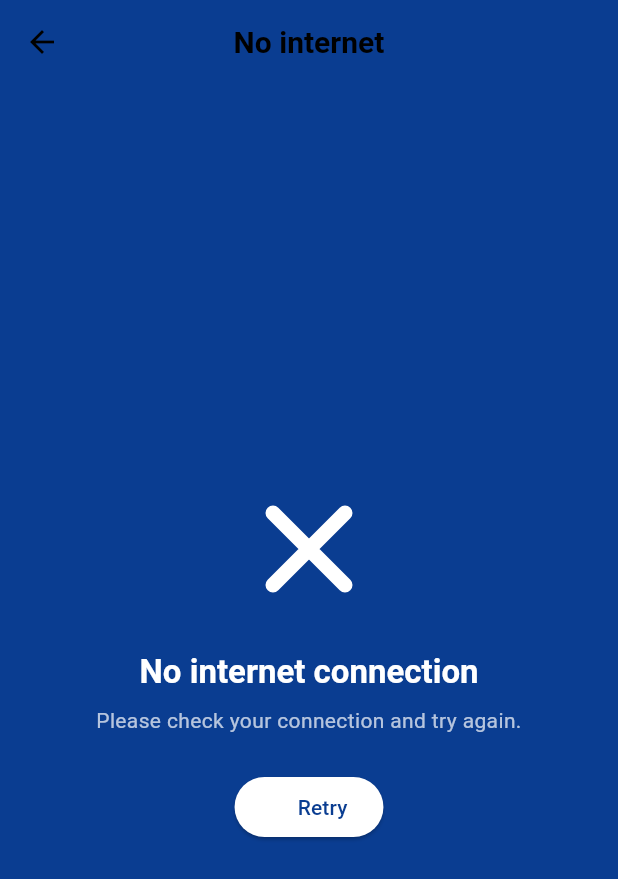
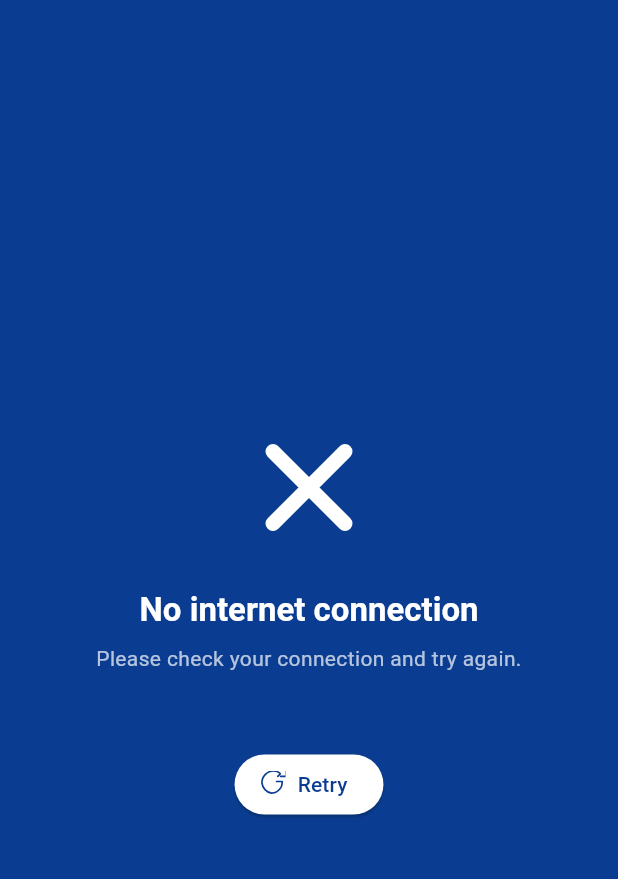
Before and after one commit to barshanpoddar/campusOwl-new, a Flutter app: the NoInternetScreen screen opened by its route, on a phone screen of 412 x 824 dp. Shown: the top 879 px of the screen. Run offline on Flutter 3.47's test engine with Material 3 defaults, Android fonts, the phone set to English and light mode, and no system bars; our stand-ins replace flutter_svg, internet_connection_checker, shared_preferences; accounts and stored records are empty; Roboto replaces fonts that are missing (Poppins).

Commit message:
Refactor: Improve theme loading logic to default to light theme when no preference is stored

```diff
--- a/lib/providers/theme_provider.dart
+++ b/lib/providers/theme_provider.dart
@@ -12,8 +12,13 @@ class ThemeProvider with ChangeNotifier {
 
   Future<void> _loadThemeMode() async {
     final prefs = await SharedPreferences.getInstance();
-    final themeIndex = prefs.getInt('themeMode') ?? 0;
-    _themeMode = ThemeMode.values[themeIndex];
+    final stored = prefs.getInt('themeMode');
+    if (stored != null && stored >= 0 && stored < ThemeMode.values.length) {
+      _themeMode = ThemeMode.values[stored];
+    } else {
+      // Default to light theme when there's no stored preference.
+      _themeMode = ThemeMode.light;
+    }
     notifyListeners();
   }
 
--- a/lib/screens/no_internet_screen.dart
+++ b/lib/screens/no_internet_screen.dart
@@ -36,12 +36,6 @@ class _NoInternetScreenState extends State<NoInternetScreen> {
     final theme = Theme.of(context);
     return Scaffold(
       backgroundColor: const Color(0xFF0A3D91), // same royal blue
-      appBar: AppBar(
-        backgroundColor: Colors.transparent,
-        elevation: 0,
-        title: const Text('No internet'),
-        centerTitle: true,
-      ),
       body: SafeArea(
         child: Center(
           child: Column(
@@ -59,12 +53,12 @@ class _NoInternetScreenState extends State<NoInternetScreen> {
                 style: theme.textTheme.bodyMedium?.copyWith(color: Colors.white70),
                 textAlign: TextAlign.center,
               ),
-              const SizedBox(height: 24),
+              const SizedBox(height: 50),
               ElevatedButton.icon(
                 onPressed: _checking ? null : _retry,
-                icon: _checking
-                    ? const SizedBox(width: 16, height: 16, child: CircularProgressIndicator(strokeWidth: 2))
-                    : const AppIcon(assetName: 'arrow_path', size: 18, color: Colors.white),
+        icon: _checking
+          ? const SizedBox(width: 16, height: 16, child: CircularProgressIndicator(strokeWidth: 2))
+          : const AppIcon(assetName: 'arrow_path', size: 18, color: Color(0xFF0A3D91)),
                 label: const Text('Retry'),
                 style: ElevatedButton.styleFrom(
                   backgroundColor: Colors.white,
--- a/lib/widgets/app_icon.dart
+++ b/lib/widgets/app_icon.dart
@@ -76,12 +76,15 @@ class _AppIconState extends State<AppIcon> {
         child = Icon(widget.icon ?? Icons.circle,
             size: size, color: Colors.transparent);
       } else if (path.endsWith('.svg')) {
-        child = SvgPicture.asset(path,
-            key: ValueKey(path + (Theme.of(context).brightness.toString())),
-            width: size,
-            height: size,
-            colorFilter:
-                ColorFilter.mode(widget.color ?? Colors.black, BlendMode.srcIn));
+        child = SvgPicture.asset(
+          path,
+          key: ValueKey(path + (Theme.of(context).brightness.toString())),
+          width: size,
+          height: size,
+          // Use a ColorFilter so SVGs that reference `currentColor` for
+          // stroke/fill render correctly and avoid the deprecated `color` API.
+          colorFilter: ColorFilter.mode(widget.color ?? Colors.black, BlendMode.srcIn),
+        );
       } else {
         child = Image.asset(path,
             key: ValueKey(path + (Theme.of(context).brightness.toString())),
```
